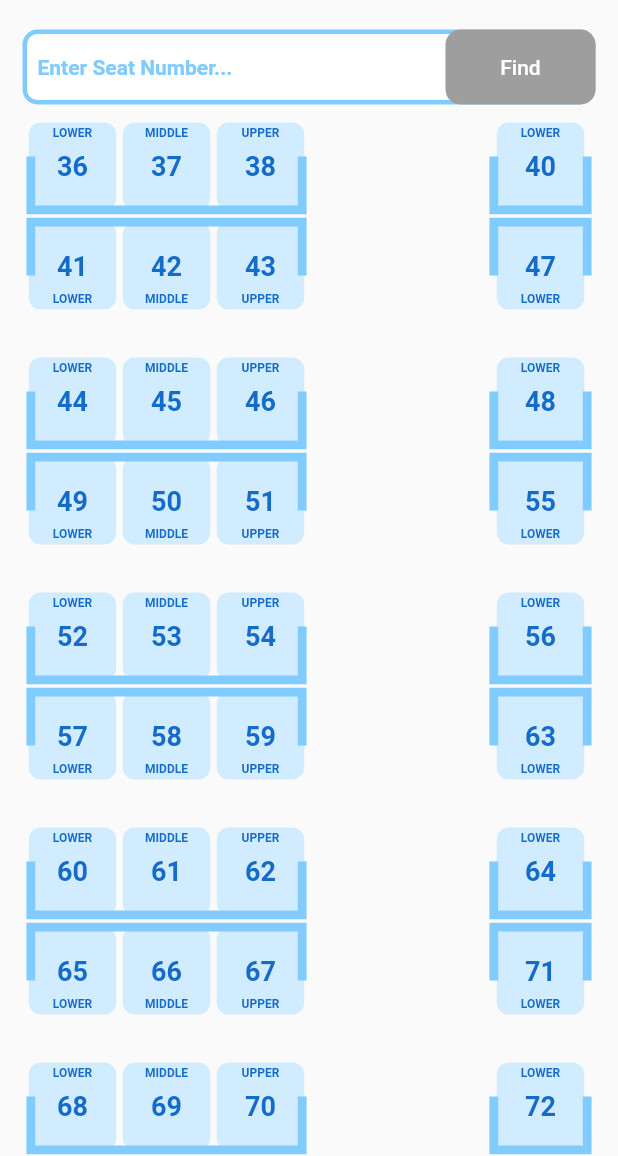
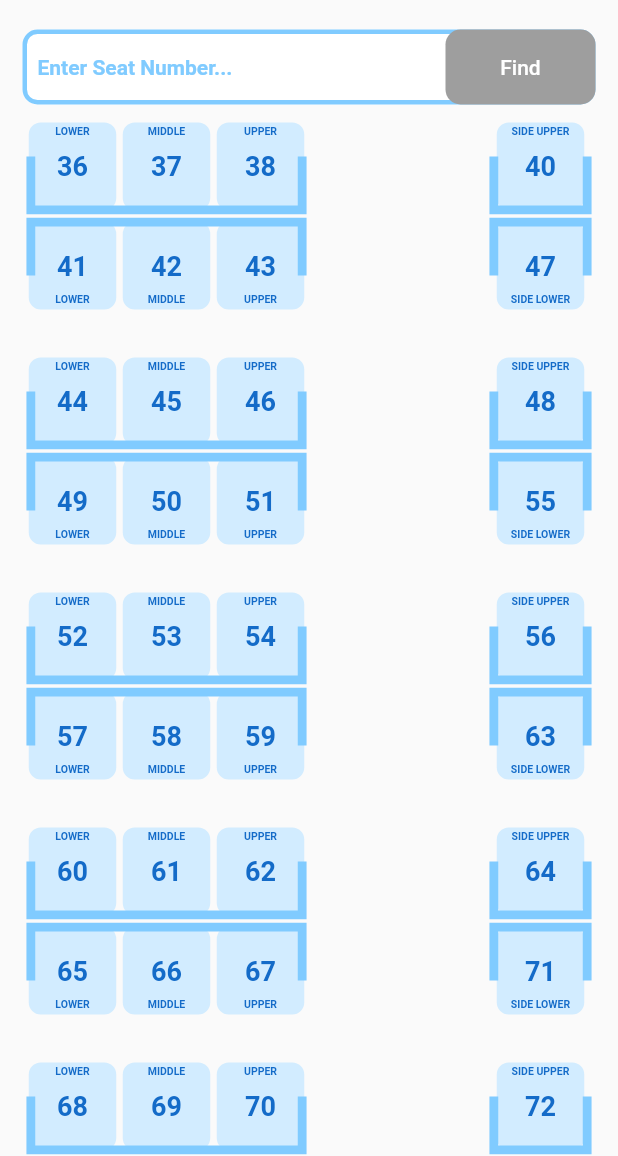
Before and after one commit to BhadrakshB/SeatFinder, a Flutter app: the screen it shows after launch, scrolled down 709 dp, on a phone screen of 412 x 824 dp, the part 80-1236 px from its top. Run offline on Flutter 3.47's test engine with Material 2 defaults, Android fonts, the phone set to English and light mode, and no system bars.

Commit message:
Edited berth levels

```diff
--- a/lib/components/Elements.dart
+++ b/lib/components/Elements.dart
@@ -80,7 +80,7 @@ class Berth extends StatelessWidget {
                                 TextStyle textStyle = TextStyle(
                                   // This textstyle is for berth levels..LOWER,
                                   // MIDDLE, UPPER
-                                  fontSize: 8,
+                                  fontSize: 7,
                                   fontWeight: FontWeight.bold,
                                   color: selected
                                       ? backgroundColor
@@ -88,8 +88,9 @@ class Berth extends StatelessWidget {
                                 );
                                 switch (i) {
                                   case 0:
-                                    textWidget =
-                                        Text("LOWER", style: textStyle);
+                                    textWidget = Text(
+                                        isBig ? "LOWER" : "SIDE LOWER",
+                                        style: textStyle);
                                     break;
                                   case 1:
                                     textWidget =
@@ -159,7 +160,7 @@ class Berth extends StatelessWidget {
                                     ""); // Text Widget for denoting berth levels
                                 TextStyle textStyle = TextStyle(
                                   // This textstyle is for berth levels..LOWER, MIDDLE, UPPER
-                                  fontSize: 8,
+                                  fontSize: 7,
                                   fontWeight: FontWeight.bold,
                                   color: selected
                                       ? backgroundColor
@@ -167,8 +168,9 @@ class Berth extends StatelessWidget {
                                 );
                                 switch (i) {
                                   case 0:
-                                    textWidget =
-                                        Text("LOWER", style: textStyle);
+                                    textWidget = Text(
+                                        isBig ? "LOWER" : "SIDE UPPER",
+                                        style: textStyle);
                                     break;
                                   case 1:
                                     textWidget =
@@ -279,7 +281,8 @@ class RecurringElement extends StatelessWidget {
 class CustomSearchBar extends StatefulWidget {
   final ScrollController scrollController;
 
-  const CustomSearchBar({Key? key, required this.scrollController}) : super(key: key);
+  const CustomSearchBar({Key? key, required this.scrollController})
+      : super(key: key);
 
   @override
   State<CustomSearchBar> createState() => _CustomSearchBarState();
@@ -339,7 +342,6 @@ class _CustomSearchBarState extends State<CustomSearchBar> {
                   .read<SearchBarHandler>()
                   .setQuery(value, widget.scrollController);
             },
-
             maxLines: null,
             minLines: null,
             expands: true,
@@ -383,7 +385,8 @@ class _CustomSearchBarState extends State<CustomSearchBar> {
               return TextButton(
                 onPressed: enabled
                     ? () => context.read<SearchBarHandler>().setQuery(
-                        textFormFieldController.value.text, widget.scrollController)
+                        textFormFieldController.value.text,
+                        widget.scrollController)
                     : () {
                         ScaffoldMessenger.of(context).clearSnackBars();
                         ScaffoldMessenger.of(context).showSnackBar(
```
